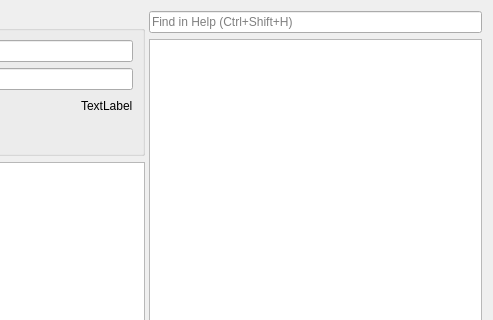
Before: the Qt Designer form editor/gui/scriptwidget.ui in ensisoft/detonator, drawn with Qt 5; both pictures show x 537 to 1030 and y 0 to 320 of the 1030 by 676 pixel window.
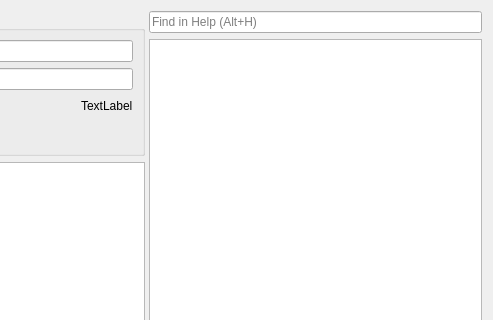
After: the same form once the commit is applied. Icons and pictures are not drawn. Custom widgets are drawn as their Qt base class.

Commit message:
Install event filter for moving the item selection in Lua API doc table
Install event filter for moving the item selection in Lua API doc table.

Diff of the .ui file:
```diff
--- a/editor/gui/scriptwidget.ui
+++ b/editor/gui/scriptwidget.ui
@@ -244,7 +244,7 @@
         <item>
          <widget class="QLineEdit" name="filter">
           <property name="placeholderText">
-           <string>Find in Help (Ctrl+Shift+H)</string>
+           <string>Find in Help (Alt+H)</string>
           </property>
          </widget>
         </item>
```
Left out of the diff: 7 changed lines with no effect on the pictures. The commit also changes 2 other files.
